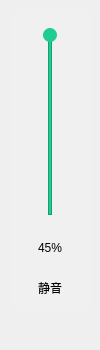
Before: the Qt Designer form volumetool.ui in havefunli/MiniMusicPlayer, drawn with Qt 5.
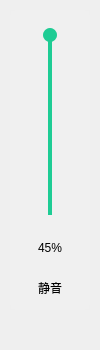
After: the same form once the commit is applied.

Patch:
```diff
--- a/volumetool.ui
+++ b/volumetool.ui
@@ -147,10 +147,7 @@
       <string notr="true">background-color: #ececec;</string>
      </property>
      <property name="frameShape">
-      <enum>QFrame::Shape::StyledPanel</enum>
-     </property>
-     <property name="frameShadow">
-      <enum>QFrame::Shadow::Raised</enum>
+      <enum>QFrame::NoFrame</enum>
      </property>
     </widget>
     <widget class="QFrame" name="outLine">
@@ -166,10 +163,7 @@
       <string notr="true">background-color:#1ecc94;</string>
      </property>
      <property name="frameShape">
-      <enum>QFrame::Shape::StyledPanel</enum>
-     </property>
-     <property name="frameShadow">
-      <enum>QFrame::Shadow::Raised</enum>
+      <enum>QFrame::NoFrame</enum>
      </property>
     </widget>
     <widget class="QPushButton" name="silderBtn">
```
Left out of the diff: 2 changed lines with no effect on the pictures.
